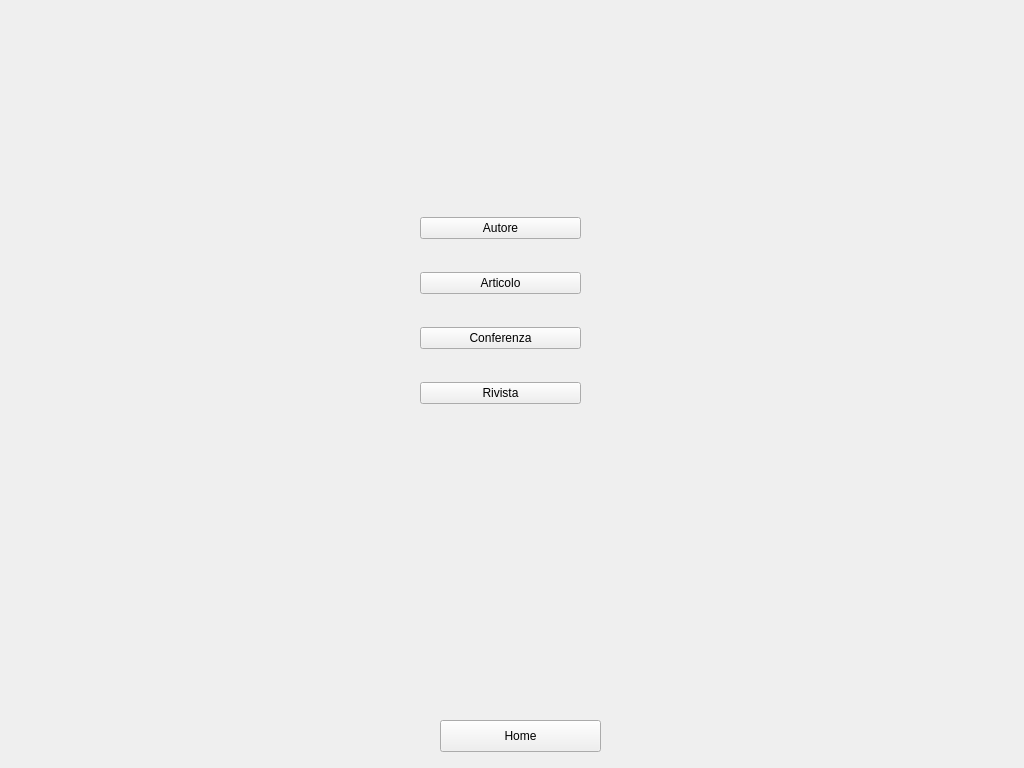
The window that Progetto/mainwindow.ui (marcovirgillo/ProgettoPO) describes before a commit, drawn with Qt 5.
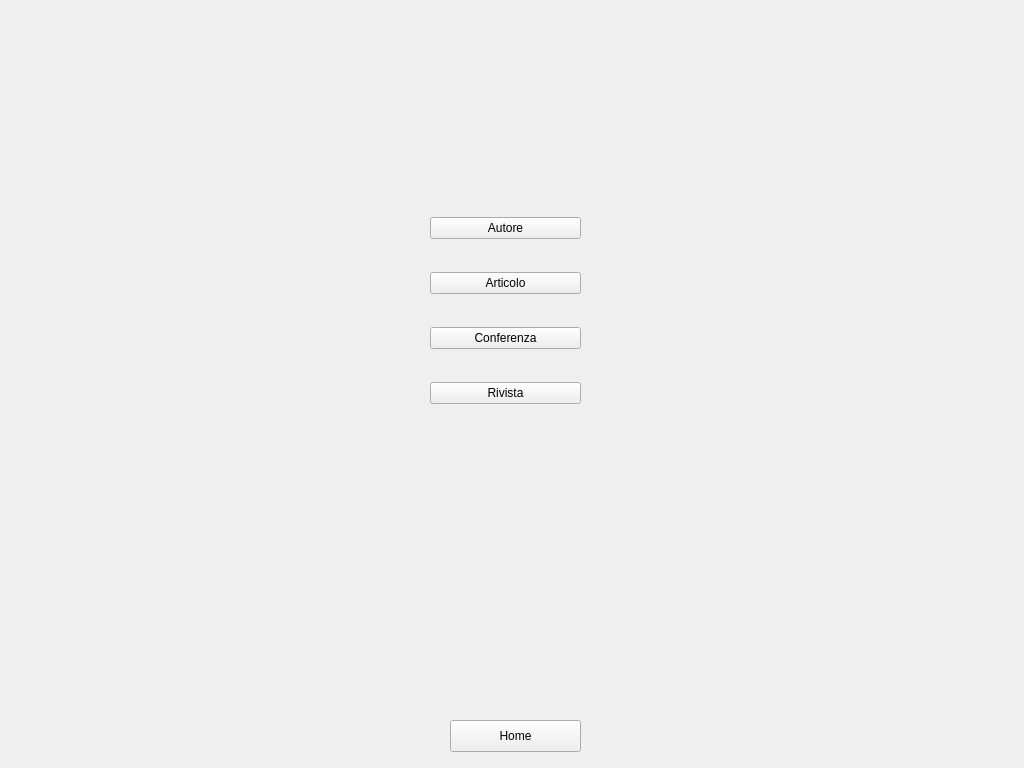
The same window after the commit.

Diff of the .ui file:
```diff
--- a/Progetto/mainwindow.ui
+++ b/Progetto/mainwindow.ui
@@ -30,9 +30,9 @@
      <widget class="QWidget" name="layoutWidget">
       <property name="geometry">
        <rect>
-        <x>420</x>
+        <x>430</x>
         <y>190</y>
-        <width>161</width>
+        <width>151</width>
         <height>241</height>
        </rect>
       </property>
@@ -72,9 +72,9 @@
    <widget class="QPushButton" name="buttonHome">
     <property name="geometry">
      <rect>
-      <x>440</x>
+      <x>450</x>
       <y>720</y>
-      <width>161</width>
+      <width>131</width>
       <height>32</height>
      </rect>
     </property>
```
